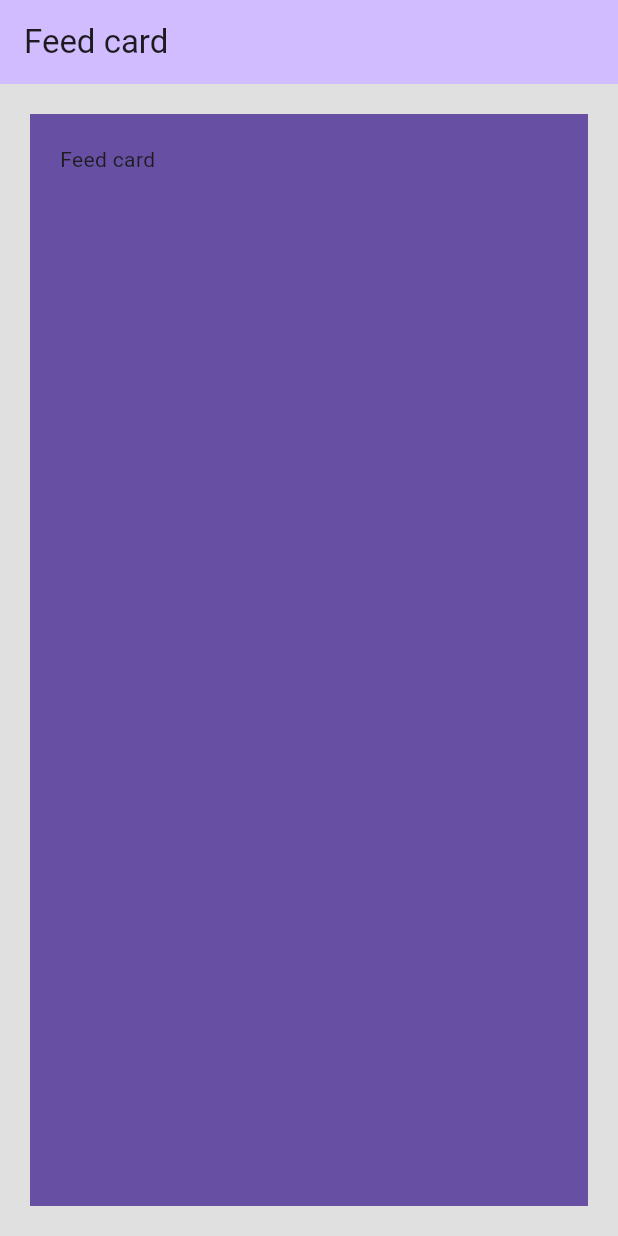
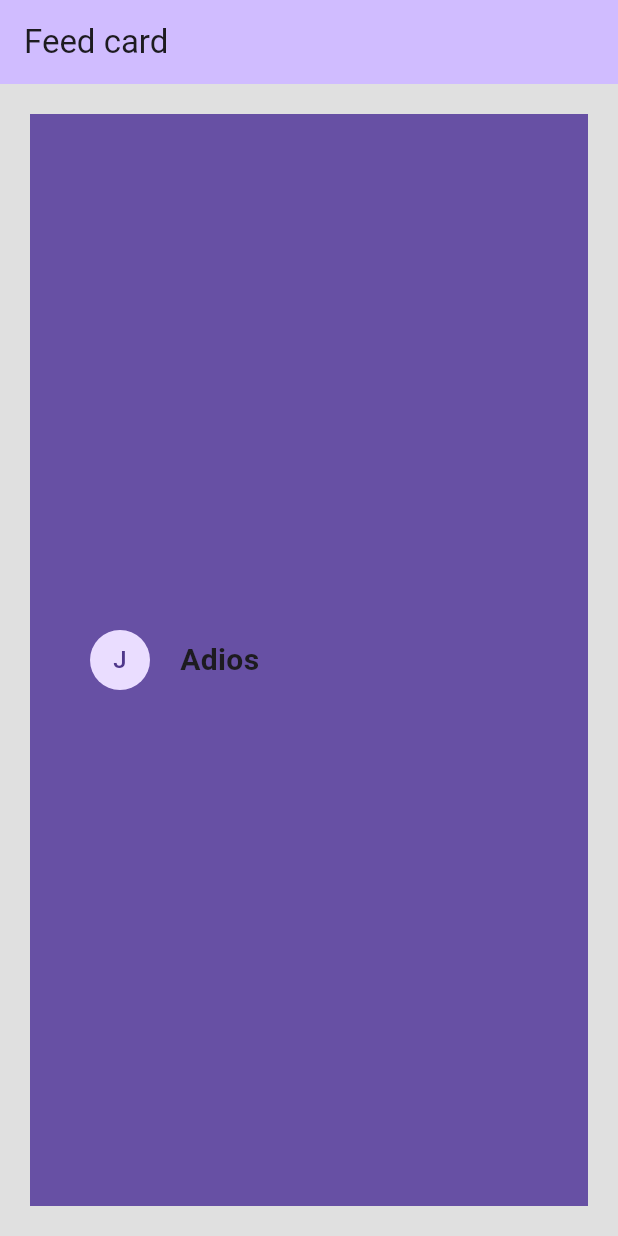
Before and after one commit to juanframart2011/flutter-2024-gratis-tu-primera-app-movil-desde-cero, a Flutter app: the screen it shows after launch, on a phone screen of 412 x 824 dp. Run offline on Flutter 3.47's test engine with Material 3 defaults, Android fonts, the light colour scheme and no system bars.

Commit message:
atributo de row

```diff
--- a/lib/screens/home_screen.dart
+++ b/lib/screens/home_screen.dart
@@ -22,7 +22,18 @@ class HomeScreen extends StatelessWidget {
         decoration: BoxDecoration(
           color: Theme.of(context).colorScheme.primary,
         ),
-        child: Text('Feed card'),
+        child:Container(
+          padding: const EdgeInsets.all(20),
+          child: Row(
+            children: [
+              CircleAvatar(
+                child: Text('J'),
+              ),
+              SizedBox(width: 20,),
+              Text('Adios', style: TextStyle(fontSize: 20, fontWeight: FontWeight.bold),),
+            ],
+          ),
+        ),
       ),
       backgroundColor: Colors.grey[300],// This trailing comma makes auto-formatting nicer for build methods.
     );
```
